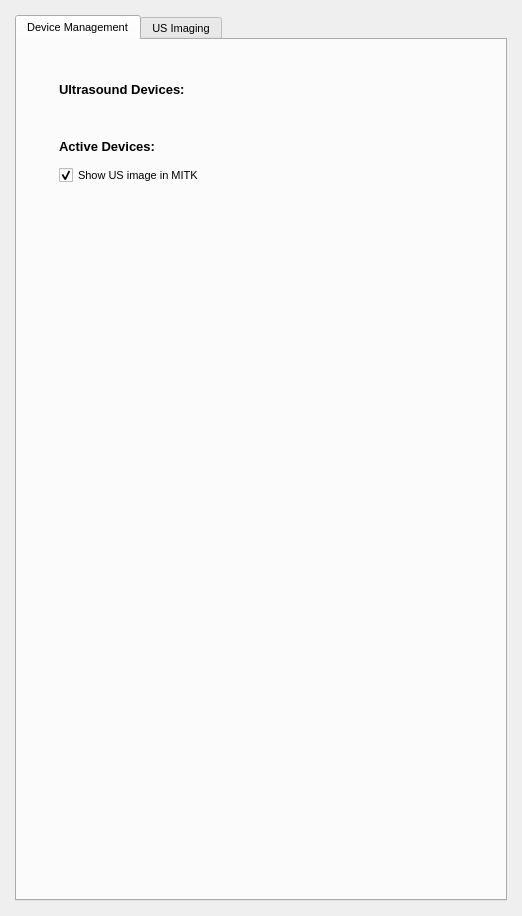
MITK/MITK, file Plugins/org.mitk.gui.qt.ultrasound/src/internal/QmitkUltrasoundSupportControls.ui: the form before one commit.
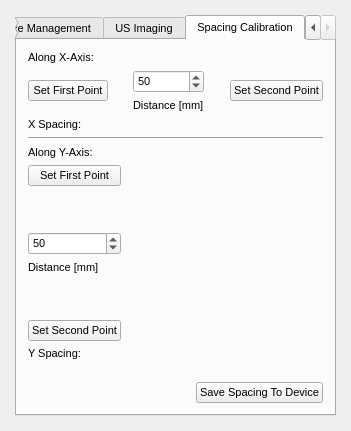
The form after the commit. The open tabs and pages were chosen to show the change. Icons and pictures are not drawn. Custom widgets are drawn as their Qt base class.

Commit message: Added UI for spacing calibration

```diff
--- a/Plugins/org.mitk.gui.qt.ultrasound/src/internal/QmitkUltrasoundSupportControls.ui
+++ b/Plugins/org.mitk.gui.qt.ultrasound/src/internal/QmitkUltrasoundSupportControls.ui
@@ -6,8 +6,8 @@
    <rect>
     <x>0</x>
     <y>0</y>
-    <width>522</width>
-    <height>916</height>
+    <width>341</width>
+    <height>431</height>
    </rect>
   </property>
   <property name="minimumSize">
@@ -429,6 +429,228 @@
        </item>
       </layout>
      </widget>
+     <widget class="QWidget" name="tab_2">
+      <attribute name="title">
+       <string>Spacing Calibration</string>
+      </attribute>
+      <layout class="QVBoxLayout" name="verticalLayout_10">
+       <item>
+        <widget class="QLabel" name="label_5">
+         <property name="text">
+          <string>Along X-Axis:</string>
+         </property>
+        </widget>
+       </item>
+       <item>
+        <layout class="QHBoxLayout" name="horizontalLayout_5">
+         <item>
+          <widget class="QPushButton" name="m_SetXPoint1">
+           <property name="text">
+            <string>Set First Point</string>
+           </property>
+          </widget>
+         </item>
+         <item>
+          <spacer name="horizontalSpacer_4">
+           <property name="orientation">
+            <enum>Qt::Horizontal</enum>
+           </property>
+           <property name="sizeHint" stdset="0">
+            <size>
+             <width>40</width>
+             <height>20</height>
+            </size>
+           </property>
+          </spacer>
+         </item>
+         <item>
+          <layout class="QVBoxLayout" name="verticalLayout_8">
+           <item>
+            <widget class="QSpinBox" name="m_XDistance">
+             <property name="maximum">
+              <number>999</number>
+             </property>
+             <property name="value">
+              <number>50</number>
+             </property>
+            </widget>
+           </item>
+           <item>
+            <widget class="QLabel" name="label_6">
+             <property name="text">
+              <string>Distance [mm]</string>
+             </property>
+            </widget>
+           </item>
+          </layout>
+         </item>
+         <item>
+          <spacer name="horizontalSpacer_5">
+           <property name="orientation">
+            <enum>Qt::Horizontal</enum>
+           </property>
+           <property name="sizeHint" stdset="0">
+            <size>
+             <width>40</width>
+             <height>20</height>
+            </size>
+           </property>
+          </spacer>
+         </item>
+         <item>
+          <widget class="QPushButton" name="m_SetXPoint2">
+           <property name="text">
+            <string>Set Second Point</string>
+           </property>
+          </widget>
+         </item>
+        </layout>
+       </item>
+       <item>
+        <widget class="QLabel" name="m_XSpacing">
+         <property name="text">
+          <string>X Spacing: &lt;na&gt;</string>
+         </property>
+        </widget>
+       </item>
+       <item>
+        <widget class="Line" name="line">
+         <property name="orientation">
+          <enum>Qt::Horizontal</enum>
+         </property>
+        </widget>
+       </item>
+       <item>
+        <widget class="QLabel" name="label_8">
+         <property name="text">
+          <string>Along Y-Axis:</string>
+         </property>
+        </widget>
+       </item>
+       <item>
+        <layout class="QHBoxLayout" name="horizontalLayout_6">
+         <item>
+          <layout class="QVBoxLayout" name="verticalLayout_9">
+           <item>
+            <widget class="QPushButton" name="m_SetYPoint1">
+             <property name="text">
+              <string>Set First Point</string>
+             </property>
+            </widget>
+           </item>
+           <item>
+            <spacer name="verticalSpacer_3">
+             <property name="orientation">
+              <enum>Qt::Vertical</enum>
+             </property>
+             <property name="sizeHint" stdset="0">
+              <size>
+               <width>20</width>
+               <height>40</height>
+              </size>
+             </property>
+            </spacer>
+           </item>
+           <item>
+            <widget class="QSpinBox" name="m_YDistance">
+             <property name="maximum">
+              <number>999</number>
+             </property>
+             <property name="value">
+              <number>50</number>
+             </property>
+            </widget>
+           </item>
+           <item>
+            <widget class="QLabel" name="label_9">
+             <property name="text">
+              <string>Distance [mm]</string>
+             </property>
+            </widget>
+           </item>
+           <item>
+            <spacer name="verticalSpacer_4">
+             <property name="orientation">
+              <enum>Qt::Vertical</enum>
+             </property>
+             <property name="sizeHint" stdset="0">
+              <size>
+               <width>20</width>
+               <height>40</height>
+              </size>
+             </property>
+            </spacer>
+           </item>
+           <item>
+            <widget class="QPushButton" name="m_SetYPoint2">
+             <property name="text">
+              <string>Set Second Point</string>
+             </property>
+            </widget>
+           </item>
+          </layout>
+         </item>
+         <item>
+          <spacer name="horizontalSpacer_6">
+           <property name="orientation">
+            <enum>Qt::Horizontal</enum>
+           </property>
+           <property name="sizeHint" stdset="0">
+            <size>
+             <width>40</width>
+             <height>20</height>
+            </size>
+           </property>
+          </spacer>
+         </item>
+        </layout>
+       </item>
+       <item>
+        <widget class="QLabel" name="m_YSpacing">
+         <property name="text">
+          <string>Y Spacing: &lt;na&gt;</string>
+         </property>
+        </widget>
+       </item>
+       <item>
+        <spacer name="verticalSpacer_5">
+         <property name="orientation">
+          <enum>Qt::Vertical</enum>
+         </property>
+         <property name="sizeHint" stdset="0">
+          <size>
+           <width>20</width>
+           <height>14</height>
+          </size>
+         </property>
+        </spacer>
+       </item>
+       <item>
+        <layout class="QHBoxLayout" name="horizontalLayout_7">
+         <item>
+          <spacer name="horizontalSpacer_7">
+           <property name="orientation">
+            <enum>Qt::Horizontal</enum>
+           </property>
+           <property name="sizeHint" stdset="0">
+            <size>
+             <width>40</width>
+             <height>20</height>
+            </size>
+           </property>
+          </spacer>
+         </item>
+         <item>
+          <widget class="QPushButton" name="m_SaveSpacing">
+           <property name="text">
+            <string>Save Spacing To Device</string>
+           </property>
+          </widget>
+         </item>
+        </layout>
+       </item>
+      </layout>
+     </widget>
     </widget>
    </item>
   </layout>
```
